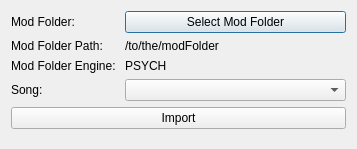
This is UI/dialog_import_song_mod.ui in Drawoon2/funkinTools as Qt 5 draws it before an edit. The edited form follows.
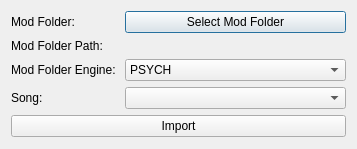
This is the edited form.

What changed in the file:
```diff
--- a/UI/dialog_import_song_mod.ui
+++ b/UI/dialog_import_song_mod.ui
@@ -52,13 +52,6 @@
      </property>
     </widget>
    </item>
-   <item row="2" column="1">
-    <widget class="QLabel" name="showengine_label">
-     <property name="text">
-      <string>PSYCH</string>
-     </property>
-    </widget>
-   </item>
    <item row="1" column="0">
     <widget class="QLabel" name="path_label">
      <property name="text">
@@ -69,10 +62,29 @@
    <item row="1" column="1">
     <widget class="QLabel" name="showpath_label">
      <property name="text">
-      <string>/to/the/modFolder</string>
+      <string/>
      </property>
     </widget>
    </item>
+   <item row="2" column="1">
+    <widget class="QComboBox" name="engine_combobox">
+     <item>
+      <property name="text">
+       <string>PSYCH</string>
+      </property>
+     </item>
+     <item>
+      <property name="text">
+       <string>CODENAME</string>
+      </property>
+     </item>
+     <item>
+      <property name="text">
+       <string>VSLICE</string>
+      </property>
+     </item>
+    </widget>
+   </item>
   </layout>
  </widget>
  <resources/>
```
